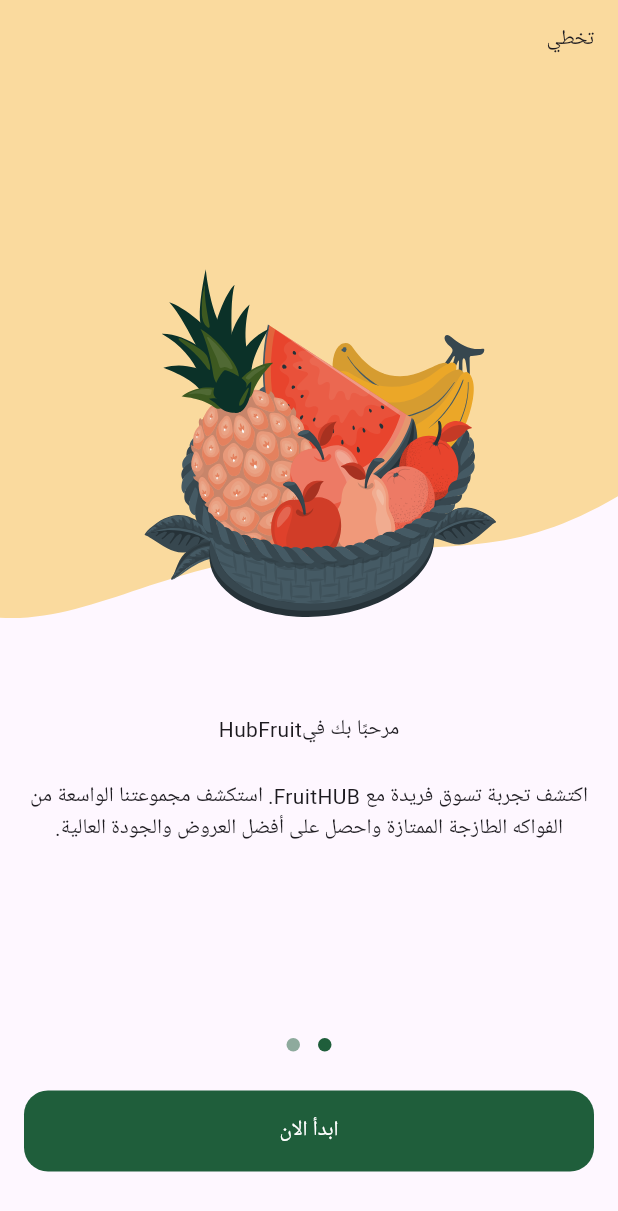
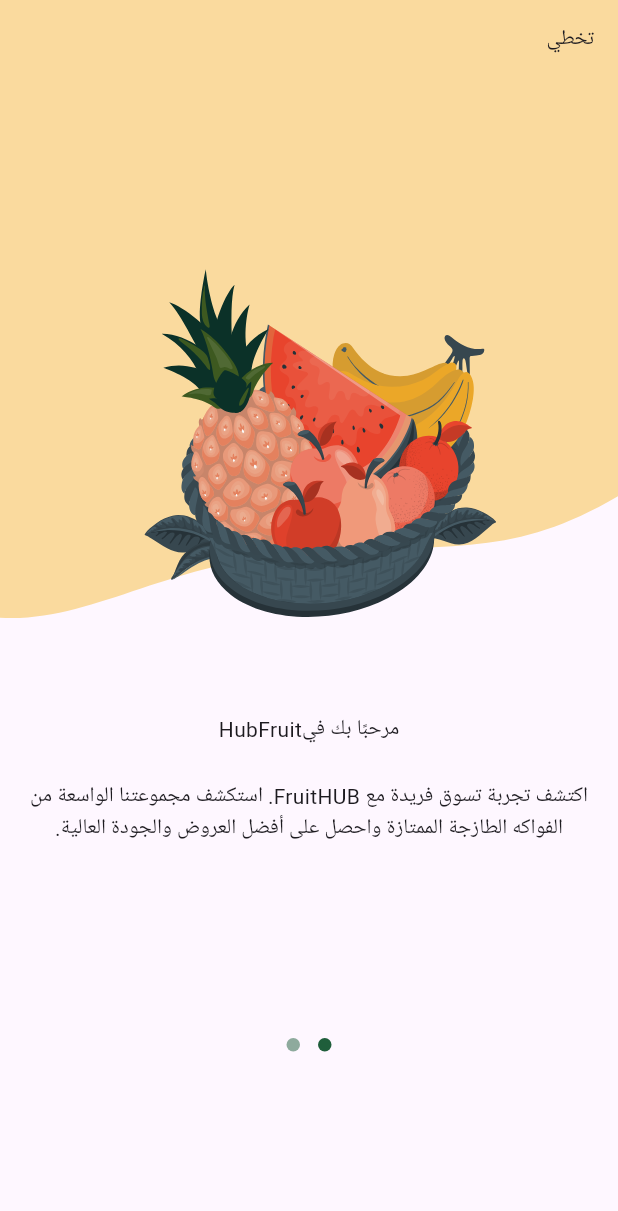
Before and after one commit to menna-adel10/FruitHub, a Flutter app: the screen it shows after launch, after a tap on "ابدأ الان", on a phone screen of 412 x 824 dp. Shown: the top 1211 px of the screen. Run offline on Flutter 3.47's test engine with Material 3 defaults, Android fonts, the phone set to English and light mode, and no system bars; drawn by our look-alikes of dots_indicator; our stand-ins replace flutter_svg.

Commit message:
visibility button

```diff
--- a/lib/features/on_boarding/views/widgets/on_boarding_view_body.dart
+++ b/lib/features/on_boarding/views/widgets/on_boarding_view_body.dart
@@ -21,6 +21,8 @@ class _OnBoardingViewBodyState extends State<OnBoardingViewBody> {
     pageController.addListener((){
       //update current page
       currentPage = pageController.page!.round();
+      setState(() {
+      });
     });
     super.initState();
   }
@@ -42,15 +44,23 @@ class _OnBoardingViewBodyState extends State<OnBoardingViewBody> {
           dotsCount: 2,
           decorator: DotsDecorator(
             activeColor: AppColors.primaryColor,
-            color: AppColors.primaryColor.withOpacity(0.5),
+            color: currentPage ==1?
+                AppColors.primaryColor:
+                AppColors.primaryColor.withOpacity(0.5),
           ),
         ),
         SizedBox(
           height: 20,
         ),
-        CustomButton(
-          onPressed: () {},
-          text: 'ابدأ الان',
+        Visibility(
+          visible: currentPage == 1? true :false,
+          maintainSize: true,
+          maintainAnimation: true,
+          maintainState: true,
+          child: CustomButton(
+            onPressed: () {},
+            text: 'ابدأ الان',
+          ),
         ),
         SizedBox(
           height: 43,
```
